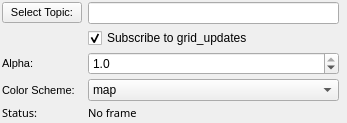
swri-robotics/mapviz, file mapviz_plugins/ui/occupancy_grid_config.ui: the form before one commit.
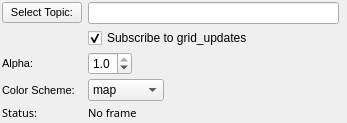
The form after the commit.

The edit to the form file:
```diff
--- a/mapviz_plugins/ui/occupancy_grid_config.ui
+++ b/mapviz_plugins/ui/occupancy_grid_config.ui
@@ -34,6 +34,12 @@
    </property>
    <item row="4" column="1">
     <widget class="QDoubleSpinBox" name="alpha">
+     <property name="sizePolicy">
+      <sizepolicy hsizetype="Fixed" vsizetype="Fixed">
+       <horstretch>0</horstretch>
+       <verstretch>0</verstretch>
+      </sizepolicy>
+     </property>
      <property name="decimals">
       <number>1</number>
      </property>
@@ -143,6 +149,12 @@
    </item>
    <item row="5" column="1">
     <widget class="QComboBox" name="color_scheme">
+     <property name="sizePolicy">
+      <sizepolicy hsizetype="Fixed" vsizetype="Fixed">
+       <horstretch>0</horstretch>
+       <verstretch>0</verstretch>
+      </sizepolicy>
+     </property>
      <item>
       <property name="text">
        <string>map</string>
```
